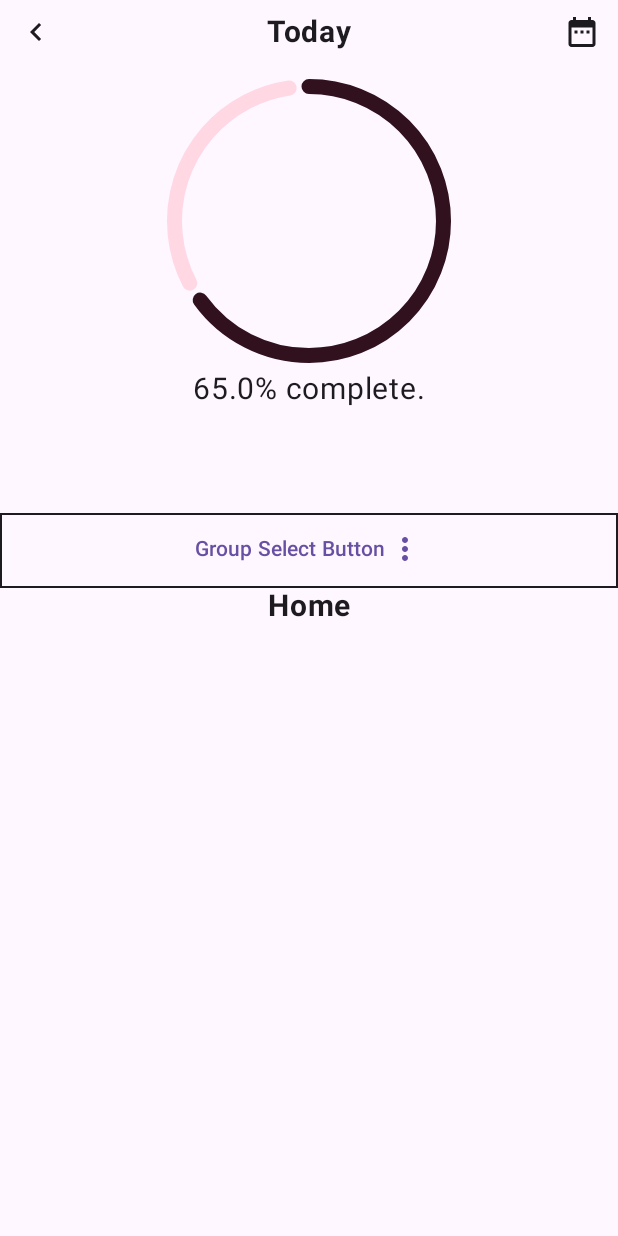
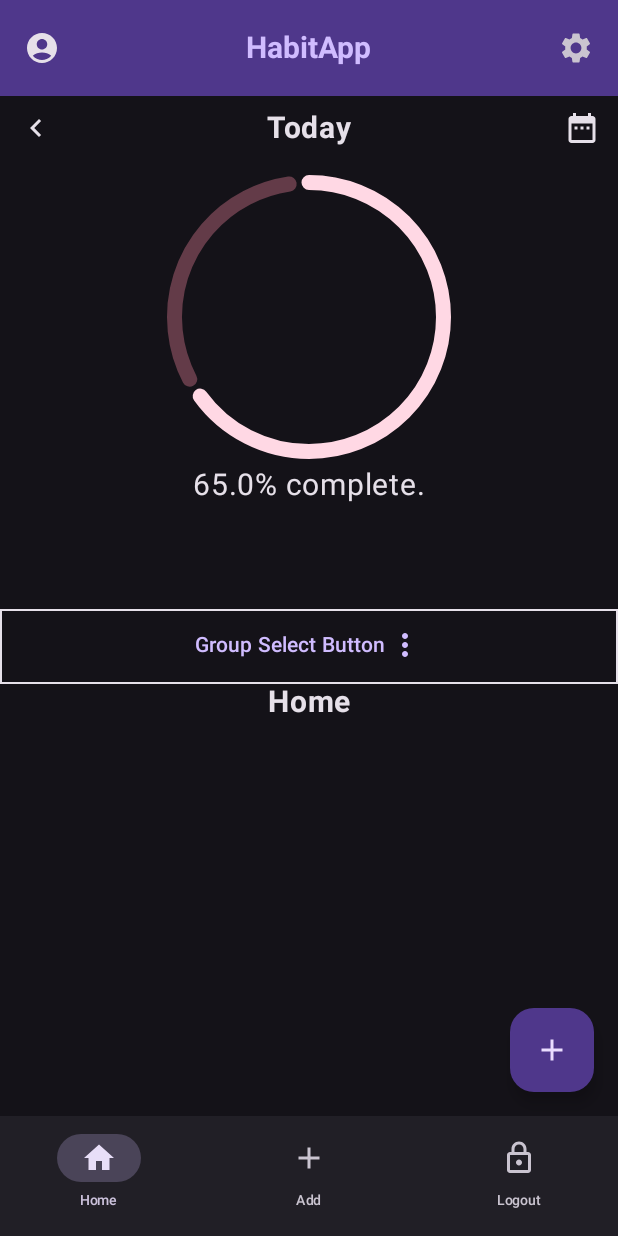
Before and after one commit to AverageChain2/HabitApp, an Android app built with Jetpack Compose: the HomeScreen screen opened through its navigation route, on a phone screen of 412 x 824 dp. Run offline under Robolectric (Android 15) with nearby library versions, the phone set to English and light mode, and no system bars; our stand-ins replace livedata-compose.

Commit message:
Fixed other pages

```diff
--- a/app/src/main/java/com/example/habitapp/MainActivity.kt
+++ b/app/src/main/java/com/example/habitapp/MainActivity.kt
@@ -8,17 +8,22 @@ import androidx.compose.foundation.layout.fillMaxSize
 import androidx.compose.material3.MaterialTheme
 import androidx.compose.material3.Surface
 import androidx.compose.ui.Modifier
+import androidx.lifecycle.ViewModelProvider
+import androidx.lifecycle.viewmodel.compose.viewModel
 import com.example.habitapp.presentation.navigation.NavigationGraph
 import com.example.habitapp.presentation.theme.AppTheme
+import com.example.habitapp.presentation.theme.ThemeModeViewModel
 
-        class MainActivity : ComponentActivity() {
+class MainActivity : ComponentActivity() {
             override fun onCreate(savedInstanceState: Bundle?) {
                 super.onCreate(savedInstanceState)
 
                 enableEdgeToEdge()
 
+                val themeModeViewModel = ViewModelProvider(this).get(ThemeModeViewModel::class.java)
+
                 setContent {
-                    AppTheme() {
+                    AppTheme(darkTheme = true) {
                         Surface(
                             modifier = Modifier.fillMaxSize(),
                             color = MaterialTheme.colorScheme.background
--- a/app/src/main/java/com/example/habitapp/presentation/components/TopAppBar.kt
+++ b/app/src/main/java/com/example/habitapp/presentation/components/TopAppBar.kt
@@ -1,36 +1,28 @@
 package com.example.habitapp.presentation.components
 
-import androidx.compose.foundation.background
-import androidx.compose.foundation.isSystemInDarkTheme
 import androidx.compose.material3.Icon
 import androidx.compose.material3.IconButton
 import androidx.compose.material3.Text
 import androidx.compose.runtime.Composable
 import androidx.navigation.NavController
-import androidx.compose.material3.TopAppBar
 import androidx.compose.material.icons.Icons
 import androidx.compose.material.icons.filled.AccountCircle
-import androidx.compose.material.icons.filled.Add
-import androidx.compose.material.icons.filled.DateRange
-import androidx.compose.material.icons.filled.Favorite
-import androidx.compose.material.icons.filled.Menu
 import androidx.compose.material.icons.filled.Settings
 import androidx.compose.material3.CenterAlignedTopAppBar
 import androidx.compose.material3.ExperimentalMaterial3Api
 import androidx.compose.material3.MaterialTheme
 import androidx.compose.material3.TopAppBarDefaults
+import androidx.compose.runtime.State
 import androidx.compose.ui.Modifier
-import androidx.compose.ui.graphics.Color
 import androidx.compose.ui.res.stringResource
 import androidx.compose.ui.text.font.FontWeight
 import androidx.compose.ui.text.style.TextOverflow
 import androidx.compose.ui.unit.sp
 import com.example.habitapp.R
-import java.time.LocalDate
 
 @OptIn(ExperimentalMaterial3Api::class)
 @Composable
-fun TopAppBar(navController: NavController, darkTheme: Boolean, onModeChange: (Boolean) -> Unit, ) {
+fun TopAppBar(navController: NavController, isDarkTheme: State<Boolean>, onModeChange: (Boolean) -> Unit, ) {
         CenterAlignedTopAppBar(
             modifier = Modifier,
             colors = TopAppBarDefaults.topAppBarColors(
@@ -51,7 +43,7 @@ fun TopAppBar(navController: NavController, darkTheme: Boolean, onModeChange: (B
             },
             actions = {
 
-                IconButton(onClick = { onModeChange(!darkTheme) }) {
+                IconButton(onClick = { onModeChange(true) }) {
                     Icon(
                         imageVector = Icons.Filled.Settings,
                         contentDescription = "Localized description"
--- a/app/src/main/java/com/example/habitapp/presentation/screens/OverallDisplay.kt
+++ b/app/src/main/java/com/example/habitapp/presentation/screens/OverallDisplay.kt
@@ -1,96 +1,61 @@
 package com.example.habitapp.presentation.screens
-//
-//
-//import android.annotation.SuppressLint
-//import androidx.compose.material3.FabPosition
-//import androidx.compose.material3.Scaffold
-//import androidx.compose.runtime.Composable
-//import androidx.compose.runtime.getValue
-//import androidx.compose.runtime.mutableStateOf
-//import androidx.compose.runtime.remember
-//import androidx.compose.runtime.setValue
-//import androidx.compose.ui.Modifier
-//import androidx.compose.ui.platform.LocalContext
-//import androidx.navigation.NavHostController
-//import androidx.navigation.compose.rememberNavController
-//import com.example.habitapp.presentation.components.BottomNavBar
-//import com.example.habitapp.presentation.components.FloatingButton
-//import com.example.habitapp.presentation.components.TopAppBar
-//import com.example.habitapp.presentation.navigation.NavScreen.Add.route
-//import com.example.habitapp.presentation.navigation.NavigationGraph
-//import androidx.compose.foundation.layout.fillMaxHeight
-//import androidx.compose.foundation.layout.fillMaxSize
-//import androidx.compose.foundation.layout.fillMaxWidth
-//import androidx.compose.foundation.layout.padding
-//import androidx.compose.material3.Surface
-//import com.example.habitapp.presentation.theme.AppTheme
-//
-//@SuppressLint("UnusedMaterial3ScaffoldPaddingParameter")
-//@Composable
-//fun OverallDisplay(modifier: Modifier = Modifier,
-//                   navController: NavHostController = rememberNavController()) {
-//    val context = LocalContext.current.applicationContext
-//    var loginAuthenticated by remember { mutableStateOf(false) }
-//    var isDarkTheme by remember { mutableStateOf(false) }
-//
-//    AppTheme (darkTheme = isDarkTheme) {
-//        Surface( // A surface container using the 'background' color from the theme
-//            modifier = Modifier.fillMaxSize(),
-//
-//            ) {
-//            Scaffold(
-//                topBar = {
-//                    if (loginAuthenticated) {
-//                        TopAppBar(navController = navController, isDarkTheme, onModeChange = { theme ->
-//                            isDarkTheme = theme})
-//                    }
-//                },
-//                floatingActionButtonPosition = FabPosition.End,
-//                floatingActionButton = {
-//                    FloatingButton("woop",
-//                        {
-//                            navController.navigate(route) {
-//                                navController.graph.startDestinationRoute?.let {
-//                                    popUpTo(it) {
-//                                        saveState = true
-//                                    }
-//                                }
-//                                launchSingleTop = true
-//                                restoreState = true
-//                            }
-//                        })
-//                },
-//                modifier = modifier,
-//                bottomBar = {
-//                    BottomNavBar(
-//                        navController = navController,
-//                        enabled = loginAuthenticated,
-//                        modifier = Modifier
-//                    )
-//                },
-//                content = { padding ->
-//                    NavigationGraph(
-//                        navController = navController,
-//                        context = LocalContext.current,
-//                        simulateLogin = {
-//                            loginAuthenticated = true
-//                            navController.navigate("home")
-//                        },
-//                        logout = {
-//                            loginAuthenticated = false
-//                            navController.navigate("login")
-//                        },
-//                        modifier = Modifier.padding(padding).fillMaxHeight().fillMaxWidth()
-//                    )
-//
-//                }
-//
-//            )
-//        }}
-//
-////    NavigationGraph(navController = navController,
-////        context,
-////        simulateLogin = { loginAuthenticated=true
-////            navController.navigate("home") },
-////        modifier)
-//}
+
+
+import android.annotation.SuppressLint
+import androidx.compose.material3.FabPosition
+import androidx.compose.material3.Scaffold
+import androidx.compose.runtime.Composable
+import androidx.compose.ui.Modifier
+import com.example.habitapp.presentation.components.BottomNavBar
+import com.example.habitapp.presentation.components.FloatingButton
+import com.example.habitapp.presentation.components.TopAppBar
+import androidx.compose.foundation.layout.fillMaxHeight
+import androidx.compose.foundation.layout.fillMaxSize
+import androidx.compose.foundation.layout.fillMaxWidth
+import androidx.compose.foundation.layout.padding
+import androidx.compose.material3.Surface
+import androidx.lifecycle.viewmodel.compose.viewModel
+import androidx.navigation.NavController
+import com.example.habitapp.presentation.navigation.NavScreen
+import com.example.habitapp.presentation.theme.ThemeModeViewModel
+
+@SuppressLint("UnusedMaterial3ScaffoldPaddingParameter")
+@Composable
+fun OverallDisplay(
+    modifier: Modifier = Modifier,
+    navController: NavController,
+    content: @Composable (Modifier) -> Unit // Accept a composable parameter
+) {
+    val viewModel: ThemeModeViewModel = viewModel()
+
+    Surface(
+        modifier = Modifier.fillMaxSize()
+    ) {
+        Scaffold(
+            topBar = {
+                TopAppBar(
+                    navController = navController,
+                    isDarkTheme = viewModel.isDarkTheme,
+                    onModeChange = { viewModel.onModeChange() }
+                )
+            },
+            floatingActionButtonPosition = FabPosition.End,
+            floatingActionButton = {
+                FloatingButton(
+                    "woop",
+                    clickAction = { navController.navigate(NavScreen.Add.route) }
+                )
+            },
+            bottomBar = {
+                BottomNavBar(
+                    navController = navController,
+//                    modifier = Modifier
+                )
+            },
+            content = {
+                content(Modifier.padding(it).fillMaxHeight().fillMaxWidth()) // Pass modifier to the composable
+            },
+            modifier = modifier
+        )
+    }
+}
--- a/app/src/main/java/com/example/habitapp/presentation/screens/HomeScreen.kt
+++ b/app/src/main/java/com/example/habitapp/presentation/screens/homeScreen/HomeScreen.kt
@@ -1,4 +1,4 @@
-package com.example.habitapp.presentation.screens
+package com.example.habitapp.presentation.screens.homeScreen
 
 
 import androidx.compose.foundation.layout.Column
@@ -15,20 +15,22 @@ import androidx.compose.ui.unit.sp
 import androidx.navigation.NavController
 import com.example.habitapp.presentation.components.DateSelector
 import com.example.habitapp.presentation.components.ProgressIndicator
-import androidx.compose.runtime.setValue
 import androidx.lifecycle.viewmodel.compose.viewModel
 import com.example.habitapp.presentation.components.GroupSelect
 import com.example.habitapp.presentation.components.DateSelectorViewModel
+import com.example.habitapp.presentation.screens.OverallDisplay
 
 @Composable
 fun HomeScreen(
     text: String,
     navController: NavController,
     dateSelectorViewModel: DateSelectorViewModel = viewModel(),
-    modifier: Modifier = Modifier,
+
 )
 {
     val selectedDate by dateSelectorViewModel.selectedDate.observeAsState()
+    OverallDisplay (navController = navController, content = { modifier ->
+
     Column(
             modifier = modifier.padding()
         ) {
@@ -49,4 +51,5 @@ fun HomeScreen(
                 fontWeight = FontWeight.Bold,
             )
         }
+    })
 }
--- a/app/src/main/java/com/example/habitapp/presentation/screens/landingScreen/LandingScreen.kt
+++ b/app/src/main/java/com/example/habitapp/presentation/screens/landingScreen/LandingScreen.kt
@@ -9,7 +9,7 @@ import androidx.compose.ui.unit.dp
 
 @Composable
 fun LandingScreen(
-    modifier: Modifier = Modifier.fillMaxSize(),
+    modifier: Modifier = Modifier,
             navigateToLoginScreen: () -> Unit,
 navigateToRegisterScreen: () -> Unit
 ) {
--- a/app/src/main/java/com/example/habitapp/presentation/theme/Theme.kt
+++ b/app/src/main/java/com/example/habitapp/presentation/theme/Theme.kt
@@ -6,6 +6,7 @@ import androidx.compose.material3.darkColorScheme
 import androidx.compose.runtime.Composable
 import androidx.compose.runtime.Immutable
 import androidx.compose.ui.graphics.Color
+import androidx.lifecycle.viewmodel.compose.viewModel
 
 private val lightScheme = lightColorScheme(
     primary = primaryLight,
@@ -249,13 +250,10 @@ val unspecified_scheme = ColorFamily(
 
 @Composable
 fun AppTheme(
-    darkTheme: Boolean = isSystemInDarkTheme(),
-    // Dynamic color is available on Android 12+
-    content: @Composable() () -> Unit
+    darkTheme: Boolean,
+    content: @Composable () -> Unit
 ) {
     val colorScheme = when {
-
-
         darkTheme -> darkScheme
         else -> lightScheme
     }
--- /dev/null
+++ b/app/src/main/java/com/example/habitapp/presentation/theme/ThemeModeViewModel.kt
@@ -0,0 +1,16 @@
+package com.example.habitapp.presentation.theme
+
+import androidx.compose.runtime.State
+import androidx.compose.runtime.getValue
+import androidx.compose.runtime.mutableStateOf
+import androidx.compose.runtime.setValue
+import androidx.lifecycle.ViewModel
+
+class ThemeModeViewModel : ViewModel() {
+    private val _isDarkTheme = mutableStateOf(true)
+    val isDarkTheme: State<Boolean> get() = _isDarkTheme
+
+    fun onModeChange() {
+        _isDarkTheme.value = !_isDarkTheme.value
+    }
+}
```
Also changed, not shown: app/src/main/java/com/example/habitapp/presentation/navigation/NavigationGraph.kt (+11 -4 lines), app/src/main/java/com/example/habitapp/presentation/screens/AddScreen.kt (deleted, +0 -27 lines), app/src/main/java/com/example/habitapp/presentation/screens/LoginScreen.kt (deleted, +0 -24 lines), app/src/main/java/com/example/habitapp/presentation/screens/addScreen/AddScreen.kt (added, +32 -0 lines). Lines whose indentation alone changed are shown as unchanged.
